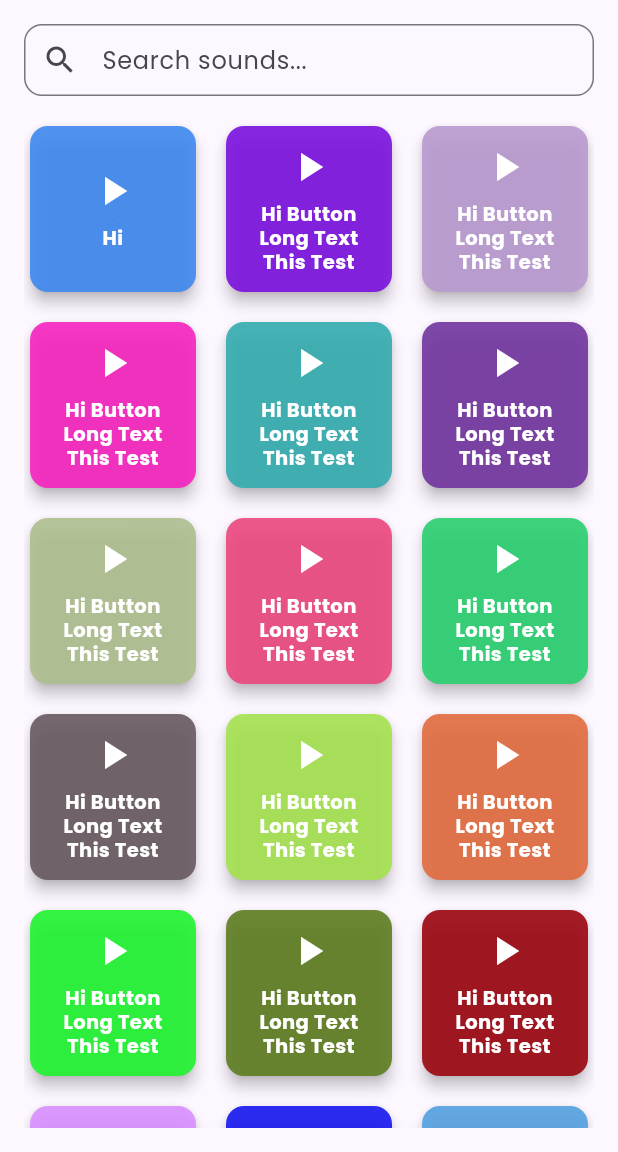
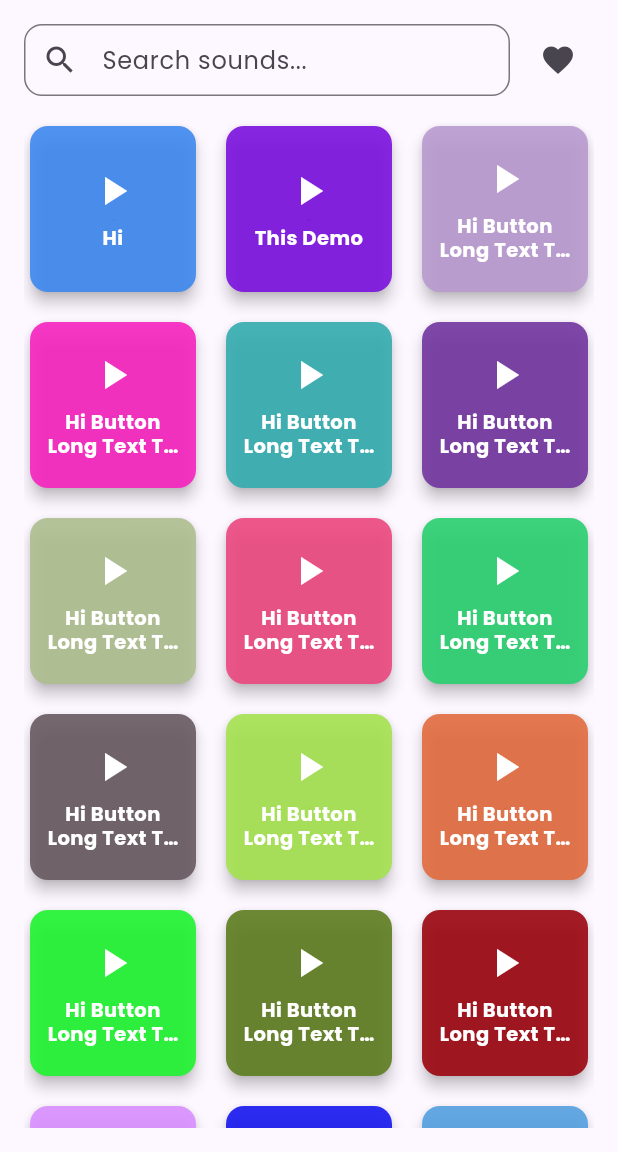
Before and after one commit to mumudevx/generic-soundboard, a Flutter app: the screen it shows after launch, on a phone screen of 412 x 824 dp, the part 84-1236 px from its top. Run offline on Flutter 3.47's test engine with Material 3 defaults, Android fonts, the phone set to English and light mode, and no system bars; our stand-ins replace event_bus, flutter_riverpod, google_fonts, just_audio, shared_preferences.

Commit message:
Update
- Soundboard App: Favorite mechanism was added.

```diff
--- /dev/null
+++ b/soundboard_app/lib/events/favorite_events.dart
@@ -0,0 +1,6 @@
+class FavoriteStatusChanged {
+  final String soundId;
+  final bool isFavorite;
+
+  FavoriteStatusChanged(this.soundId, this.isFavorite);
+}
--- a/soundboard_app/lib/screens/home_screen.dart
+++ b/soundboard_app/lib/screens/home_screen.dart
@@ -3,6 +3,9 @@ import 'package:soundboard_app/config/app_config.dart';
 import 'package:soundboard_app/widgets/sound_button.dart';
 import 'dart:convert';
 import 'package:flutter/services.dart' show rootBundle;
+import 'package:soundboard_app/widgets/base_screen.dart';
+import 'package:soundboard_app/services/event_bus_service.dart';
+import 'package:soundboard_app/events/favorite_events.dart';
 
 class HomeScreen extends StatefulWidget {
   const HomeScreen({super.key});
@@ -40,6 +43,13 @@ class HomeScreenState extends State<HomeScreen> {
     loadMetadata();
     _scrollController.addListener(_onScroll);
     _searchController.addListener(_onSearchChanged);
+
+    // Listen to favorite changes
+    EventBusService.eventBus.on<FavoriteStatusChanged>().listen((event) {
+      setState(() {
+        // This will trigger a rebuild of all buttons
+      });
+    });
   }
 
   @override
@@ -151,78 +161,44 @@ class HomeScreenState extends State<HomeScreen> {
 
   @override
   Widget build(BuildContext context) {
-    return Scaffold(
-      appBar: AppBar(
-        title: Text(
-          title,
-          style: const TextStyle(
-            fontSize: 18,
-            color: Colors.white,
-          ),
-          maxLines: 2,
-          textAlign: TextAlign.center,
-        ),
-        titleSpacing: 48,
-        centerTitle: true,
-        elevation: 0,
-        backgroundColor: AppConfig.primaryColor,
-      ),
-      body: SafeArea(
-        child: Padding(
-          padding: const EdgeInsets.all(16.0),
-          child: Column(
-            children: [
-              TextField(
-                controller: _searchController,
-                decoration: InputDecoration(
-                  hintText: 'Search sounds...',
-                  prefixIcon: const Icon(Icons.search),
-                  border: OutlineInputBorder(
-                    borderRadius: BorderRadius.circular(12),
-                  ),
-                  contentPadding:
-                      const EdgeInsets.symmetric(horizontal: 16, vertical: 12),
-                ),
-              ),
-              const SizedBox(height: 16),
-              if (_isLoadingPrevious)
-                const Padding(
-                  padding: EdgeInsets.all(8.0),
-                  child: CircularProgressIndicator(),
-                ),
-              Expanded(
-                child: displayedButtons.isEmpty
-                    ? const Center(
-                        child: Text('No sounds found'),
-                      )
+    return NotificationListener<FavoriteChangedNotification>(
+      onNotification: (notification) {
+        setState(() {}); // Rebuild the screen when favorite changes
+        return true;
+      },
+      child: BaseScreen(
+        title: title,
+        searchController: _searchController,
+        soundButtons: soundButtons,
+        body: displayedButtons.isEmpty
+            ? const Center(child: Text('No sounds found'))
             : GridView.builder(
                 controller: _scrollController,
-                        gridDelegate:
-                            const SliverGridDelegateWithFixedCrossAxisCount(
+                gridDelegate: const SliverGridDelegateWithFixedCrossAxisCount(
                   crossAxisCount: 3,
                   childAspectRatio: 1.0,
                   crossAxisSpacing: 12.0,
                   mainAxisSpacing: 12.0,
                 ),
-                        itemCount:
-                            displayedButtons.length + (_isLoadingMore ? 1 : 0),
+                itemCount: displayedButtons.length + (_isLoadingMore ? 1 : 0),
                 itemBuilder: (context, index) {
                   if (index >= displayedButtons.length) {
-                            return const Center(
-                                child: CircularProgressIndicator());
+                    return const Center(child: CircularProgressIndicator());
                   }
                   final button = displayedButtons[index];
                   return SoundButton(
                     text: button['text'],
                     soundPath: 'assets/${button['localPath']}',
-                            color:
-                                AppConfig.getButtonColor(_startIndex + index),
+                    color: AppConfig.getButtonColor(_startIndex + index),
+                    id: button['id'],
+                    onFavoriteChanged: () {
+                      // Refresh all buttons when favorite status changes
+                      setState(() {
+                        // This will trigger a rebuild of all buttons
+                      });
+                    },
                   );
                 },
-                      ),
-              ),
-            ],
-          ),
               ),
       ),
     );
--- /dev/null
+++ b/soundboard_app/lib/services/event_bus_service.dart
@@ -0,0 +1,5 @@
+import 'package:event_bus/event_bus.dart';
+
+class EventBusService {
+  static final EventBus eventBus = EventBus();
+}
--- /dev/null
+++ b/soundboard_app/lib/widgets/base_screen.dart
@@ -0,0 +1,90 @@
+import 'package:flutter/material.dart';
+import 'package:soundboard_app/config/app_config.dart';
+import 'package:soundboard_app/screens/favorites_screen.dart';
+
+class BaseScreen extends StatelessWidget {
+  final String title;
+  final Widget body;
+  final List<Map<String, dynamic>> soundButtons;
+  final TextEditingController? searchController;
+  final bool showFavoritesButton;
+
+  const BaseScreen({
+    super.key,
+    required this.title,
+    required this.body,
+    required this.soundButtons,
+    this.searchController,
+    this.showFavoritesButton = true,
+  });
+
+  @override
+  Widget build(BuildContext context) {
+    return Scaffold(
+      appBar: AppBar(
+        title: Text(
+          title,
+          style: const TextStyle(
+            fontSize: 18,
+            color: Colors.white,
+          ),
+          maxLines: 2,
+          textAlign: TextAlign.center,
+        ),
+        titleSpacing: 48,
+        centerTitle: true,
+        elevation: 0,
+        backgroundColor: AppConfig.primaryColor,
+      ),
+      body: SafeArea(
+        child: Padding(
+          padding: const EdgeInsets.all(16.0),
+          child: Column(
+            children: [
+              if (searchController != null)
+                Row(
+                  children: [
+                    Expanded(
+                      child: TextField(
+                        controller: searchController,
+                        decoration: InputDecoration(
+                          hintText: 'Search sounds...',
+                          prefixIcon: const Icon(Icons.search),
+                          border: OutlineInputBorder(
+                            borderRadius: BorderRadius.circular(12),
+                          ),
+                          contentPadding: const EdgeInsets.symmetric(
+                            horizontal: 16,
+                            vertical: 12,
+                          ),
+                        ),
+                      ),
+                    ),
+                    if (showFavoritesButton)
+                      Padding(
+                        padding: const EdgeInsets.only(left: 8.0),
+                        child: IconButton(
+                          icon: const Icon(Icons.favorite),
+                          onPressed: () {
+                            Navigator.push(
+                              context,
+                              MaterialPageRoute(
+                                builder: (context) => FavoritesScreen(
+                                  allSoundButtons: soundButtons,
+                                ),
+                              ),
+                            );
+                          },
+                        ),
+                      ),
+                  ],
+                ),
+              if (searchController != null) const SizedBox(height: 16),
+              Expanded(child: body),
+            ],
+          ),
+        ),
+      ),
+    );
+  }
+}
--- a/soundboard_app/lib/widgets/sound_button.dart
+++ b/soundboard_app/lib/widgets/sound_button.dart
@@ -1,17 +1,31 @@
 import 'package:flutter/material.dart';
 import 'package:just_audio/just_audio.dart';
 import 'package:soundboard_app/config/app_config.dart';
+import 'package:soundboard_app/services/storage_service.dart';
+import 'package:soundboard_app/services/event_bus_service.dart';
+import 'package:soundboard_app/events/favorite_events.dart';
+
+class FavoriteChangedNotification extends Notification {
+  final String soundId;
+  final bool isFavorite;
+
+  FavoriteChangedNotification(this.soundId, this.isFavorite);
+}
 
 class SoundButton extends StatefulWidget {
   final String text;
   final String soundPath;
   final Color color;
+  final String id;
+  final VoidCallback? onFavoriteChanged;
 
   const SoundButton({
     super.key,
     required this.text,
     required this.soundPath,
     required this.color,
+    required this.id,
+    this.onFavoriteChanged,
   });
 
   @override
@@ -21,12 +35,62 @@ class SoundButton extends StatefulWidget {
 class _SoundButtonState extends State<SoundButton> {
   late AudioPlayer _audioPlayer;
   bool _isPlaying = false;
+  final StorageService _storageService = StorageService();
+  bool _isFavorite = false;
 
   @override
   void initState() {
     super.initState();
     _audioPlayer = AudioPlayer();
     _initAudio();
+    _checkFavoriteStatus();
+  }
+
+  @override
+  void didUpdateWidget(SoundButton oldWidget) {
+    super.didUpdateWidget(oldWidget);
+    _checkFavoriteStatus();
+  }
+
+  Future<void> _checkFavoriteStatus() async {
+    final isFavorite = await _storageService.isFavorite(widget.id);
+    if (mounted) {
+      setState(() {
+        _isFavorite = isFavorite;
+      });
+    }
+  }
+
+  Future<void> _showFavoriteDialog() async {
+    await showDialog(
+      context: context,
+      builder: (context) => AlertDialog(
+        title: Text(_isFavorite ? 'Remove from Favorites' : 'Add to Favorites'),
+        content: Text('Do you want to ${_isFavorite ? 'remove' : 'add'} "${widget.text}" ${_isFavorite ? 'from' : 'to'} favorites?'),
+        actions: [
+          TextButton(
+            onPressed: () => Navigator.pop(context),
+            child: const Text('Cancel'),
+          ),
+          TextButton(
+            onPressed: () async {
+              if (_isFavorite) {
+                await _storageService.removeFromFavorites(widget.id);
+              } else {
+                await _storageService.addToFavorites(widget.id);
+              }
+              setState(() {
+                _isFavorite = !_isFavorite;
+              });
+              EventBusService.eventBus.fire(FavoriteStatusChanged(widget.id, !_isFavorite));
+              widget.onFavoriteChanged?.call();
+              Navigator.pop(context);
+            },
+            child: Text(_isFavorite ? 'Remove' : 'Add'),
+          ),
+        ],
+      ),
+    );
   }
 
   Future<void> _initAudio() async {
@@ -68,8 +132,11 @@ class _SoundButtonState extends State<SoundButton> {
       color: widget.color.withOpacity(AppConfig.buttonOpacity),
       child: InkWell(
         onTap: _playPause,
+        onLongPress: _showFavoriteDialog,
         borderRadius: BorderRadius.circular(AppConfig.buttonBorderRadius),
-        child: Padding(
+        child: Stack(
+          children: [
+            Padding(
               padding: const EdgeInsets.all(8.0),
               child: Column(
                 mainAxisAlignment: MainAxisAlignment.center,
@@ -80,16 +147,32 @@ class _SoundButtonState extends State<SoundButton> {
                     color: Colors.white,
                   ),
                   const SizedBox(height: 8),
-              Text(
+                  Center(
+                    child: Text(
                       widget.text,
                       textAlign: TextAlign.center,
                       style: AppConfig.buttonTextStyle.copyWith(
                         fontSize: 13.0,
                         height: 1.2,
                       ),
+                      maxLines: 2,
+                      overflow: TextOverflow.ellipsis,
+                    ),
                   ),
                 ],
               ),
+            ),
+            if (_isFavorite)
+              const Positioned(
+                top: 4,
+                right: 4,
+                child: Icon(
+                  Icons.favorite,
+                  size: 16,
+                  color: Colors.white,
+                ),
+              ),
+          ],
         ),
       ),
     );
--- a/soundboard_app/pubspec.yaml
+++ b/soundboard_app/pubspec.yaml
@@ -30,6 +30,8 @@ environment:
 dependencies:
   flutter:
     sdk: flutter
+  shared_preferences: ^2.5.2
+  event_bus: ^2.0.0
 
   # The following adds the Cupertino Icons font to your application.
   # Use with the CupertinoIcons class for iOS style icons.
```
Also changed, not shown: soundboard_app/lib/config/metadata.json (+164 -6 lines), soundboard_app/lib/screens/favorites_screen.dart (added, +108 -0 lines), soundboard_app/lib/services/storage_service.dart (added, +52 -0 lines), soundboard_app/pubspec.lock, 2 other files. Lines whose indentation alone changed are shown as unchanged.
